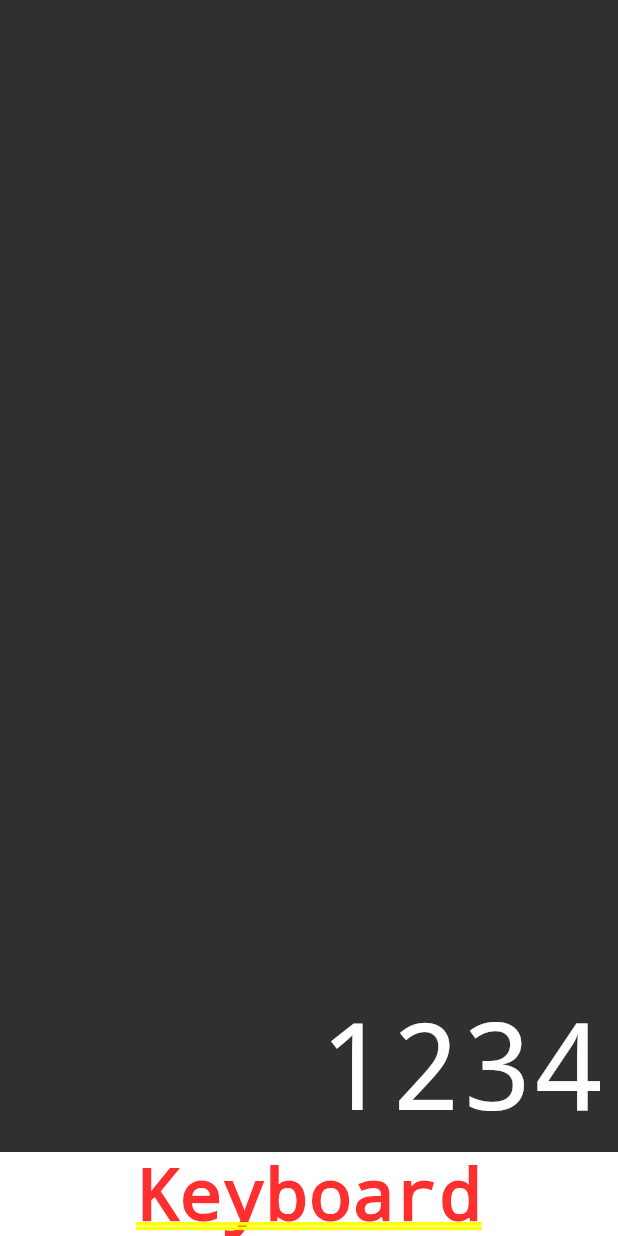
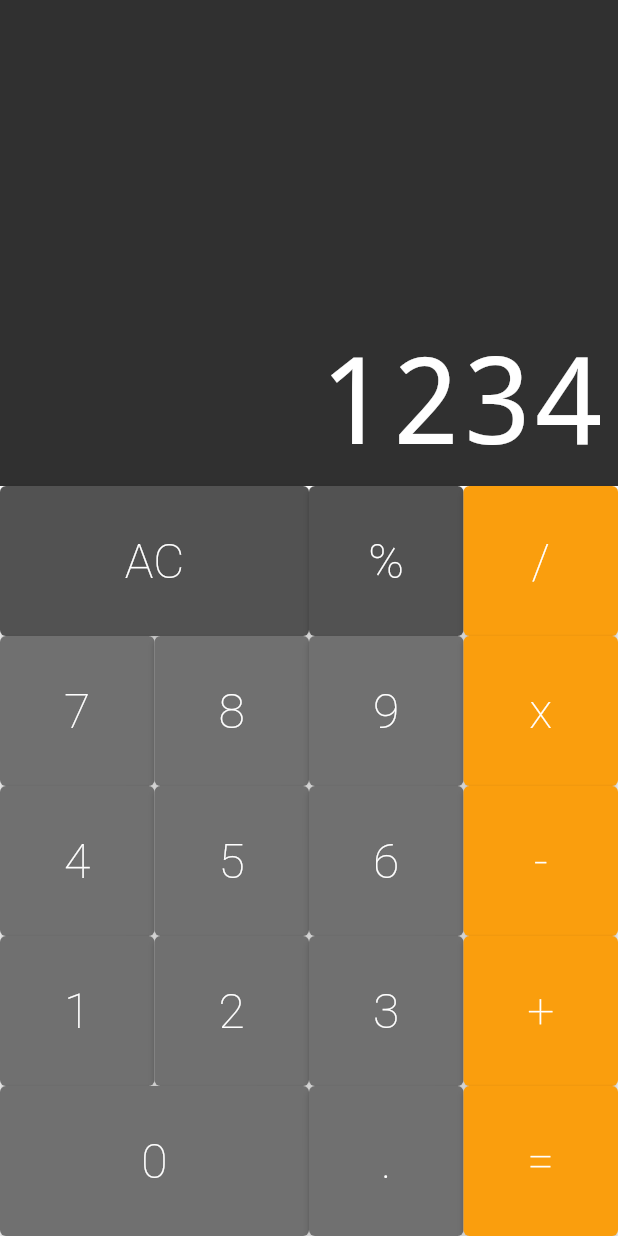
Before and after one commit to GabrielDVpereira/calculator, a Flutter app: the screen it shows after launch, on a phone screen of 412 x 824 dp. Run offline on Flutter 3.47's test engine with Material 2 defaults, Android fonts, the phone set to English and light mode, and no system bars; drawn by our look-alikes of auto_size_text.

Commit message:
feat: finish button

```diff
--- /dev/null
+++ b/lib/components/button.dart
@@ -0,0 +1,55 @@
+import 'package:flutter/material.dart';
+
+class Button extends StatelessWidget {
+  static const DARK = Color.fromRGBO(82, 82, 82, 1);
+  static const DEFAULT = Color.fromRGBO(112, 112, 112, 1);
+  static const OPERATION = Color.fromRGBO(250, 158, 13, 1);
+
+  final String text;
+  final bool big;
+  final Color color;
+  final void Function(String) cb;
+
+  const Button({
+    Key? key,
+    required this.text,
+    required this.cb,
+    this.big = false,
+    this.color = DEFAULT,
+  }) : super(key: key);
+
+  const Button.big({
+    Key? key,
+    required this.text,
+    required this.cb,
+    this.big = true,
+    this.color = DEFAULT,
+  }) : super(key: key);
+
+  const Button.operation({
+    Key? key,
+    required this.text,
+    required this.cb,
+    this.big = false,
+    this.color = OPERATION,
+  }) : super(key: key);
+
+  @override
+  Widget build(BuildContext context) {
+    return Expanded(
+      flex: big ? 2 : 1,
+      child: ElevatedButton(
+        style: ButtonStyle(backgroundColor: MaterialStateProperty.all(color)),
+        onPressed: () => cb(text),
+        child: Text(
+          text,
+          style: TextStyle(
+            color: Colors.white,
+            fontSize: 32,
+            fontWeight: FontWeight.w200,
+          ),
+        ),
+      ),
+    );
+  }
+}
--- /dev/null
+++ b/lib/components/button_row.dart
@@ -0,0 +1,19 @@
+import 'package:calculator/components/button.dart';
+import 'package:flutter/material.dart';
+
+class ButtonRow extends StatelessWidget {
+  final List<Button> buttons;
+
+  const ButtonRow({Key? key, required this.buttons}) : super(key: key);
+
+  @override
+  Widget build(BuildContext context) {
+    return Expanded(
+      flex: 1,
+      child: Row(
+        crossAxisAlignment: CrossAxisAlignment.stretch,
+        children: buttons,
+      ),
+    );
+  }
+}
--- /dev/null
+++ b/lib/components/keyboard.dart
@@ -0,0 +1,58 @@
+import 'package:calculator/components/button.dart';
+import 'package:calculator/components/button_row.dart';
+import 'package:flutter/material.dart';
+
+class Keyboard extends StatelessWidget {
+  final void Function(String) cb;
+
+  const Keyboard({Key? key, required this.cb}) : super(key: key);
+
+  @override
+  Widget build(BuildContext context) {
+    return Container(
+      height: 500,
+      child: Column(
+        children: [
+          ButtonRow(
+            buttons: [
+              Button.big(text: 'AC', color: Button.DARK, cb: cb),
+              Button(text: '%', color: Button.DARK, cb: cb),
+              Button.operation(text: '/', cb: cb),
+            ],
+          ),
+          ButtonRow(
+            buttons: [
+              Button(text: '7', cb: cb),
+              Button(text: '8', cb: cb),
+              Button(text: '9', cb: cb),
+              Button.operation(text: 'x', cb: cb),
+            ],
+          ),
+          ButtonRow(
+            buttons: [
+              Button(text: '4', cb: cb),
+              Button(text: '5', cb: cb),
+              Button(text: '6', cb: cb),
+              Button.operation(text: '-', cb: cb),
+            ],
+          ),
+          ButtonRow(
+            buttons: [
+              Button(text: '1', cb: cb),
+              Button(text: '2', cb: cb),
+              Button(text: '3', cb: cb),
+              Button.operation(text: '+', cb: cb),
+            ],
+          ),
+          ButtonRow(
+            buttons: [
+              Button.big(text: '0', cb: cb),
+              Button(text: '.', cb: cb),
+              Button.operation(text: '=', cb: cb),
+            ],
+          ),
+        ],
+      ),
+    );
+  }
+}
--- /dev/null
+++ b/lib/models/memory.dart
@@ -0,0 +1 @@
+class Memory {}
--- a/lib/screens/calculator.dart
+++ b/lib/screens/calculator.dart
@@ -1,8 +1,12 @@
 import 'package:calculator/components/display.dart';
+import 'package:calculator/components/keyboard.dart';
 import 'package:flutter/material.dart';
 
 class Calculator extends StatelessWidget {
   const Calculator({Key? key}) : super(key: key);
+  _onPressed(String text) {
+    print(text);
+  }
 
   @override
   Widget build(BuildContext context) {
@@ -10,7 +14,7 @@ class Calculator extends StatelessWidget {
       home: Column(
         children: [
           Display(text: '1234'),
-          Text('Keyboard'),
+          Keyboard(cb: _onPressed),
         ],
       ),
     );
```
